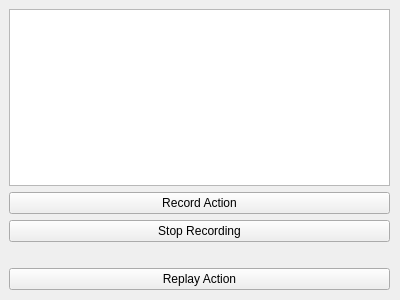
Old version of the form actionreplay_app/ui/action_replay.ui in the repository cemtaylor/actionreplay.
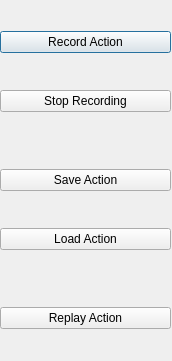
New version of the form.

Commit message: * Removed empty tests dir * Updated UI to allow basic save/load functionality

```diff
--- a/actionreplay_app/ui/action_replay.ui
+++ b/actionreplay_app/ui/action_replay.ui
@@ -6,8 +6,8 @@
    <rect>
     <x>0</x>
     <y>0</y>
-    <width>400</width>
-    <height>300</height>
+    <width>172</width>
+    <height>361</height>
    </rect>
   </property>
   <property name="mouseTracking">
@@ -19,13 +19,49 @@
   <widget class="QWidget" name="gridLayoutWidget">
    <property name="geometry">
     <rect>
-     <x>9</x>
-     <y>9</y>
-     <width>381</width>
-     <height>281</height>
+     <x>0</x>
+     <y>0</y>
+     <width>171</width>
+     <height>361</height>
     </rect>
    </property>
    <layout class="QGridLayout" name="gridLayout">
+    <item row="4" column="0">
+     <spacer name="horizontalSpacer">
+      <property name="orientation">
+       <enum>Qt::Horizontal</enum>
+      </property>
+      <property name="sizeHint" stdset="0">
+       <size>
+        <width>40</width>
+        <height>20</height>
+       </size>
+      </property>
+     </spacer>
+    </item>
+    <item row="8" column="0">
+     <widget class="QPushButton" name="replay_action">
+      <property name="text">
+       <string>Replay Action</string>
+      </property>
+     </widget>
+    </item>
+    <item row="1" column="0">
+     <widget class="QPushButton" name="start_recording">
+      <property name="text">
+       <string>Record Action</string>
+      </property>
+      <property name="autoDefault">
+       <bool>true</bool>
+      </property>
+      <property name="default">
+       <bool>true</bool>
+      </property>
+      <property name="flat">
+       <bool>false</bool>
+      </property>
+     </widget>
+    </item>
     <item row="3" column="0">
      <widget class="QPushButton" name="stop_recording">
       <property name="text">
@@ -33,25 +69,22 @@
       </property>
      </widget>
     </item>
-    <item row="0" column="0">
-     <widget class="QTextBrowser" name="console_output"/>
-    </item>
-    <item row="2" column="0">
-     <widget class="QPushButton" name="start_recording">
+    <item row="6" column="0">
+     <widget class="QPushButton" name="load_action">
       <property name="text">
-       <string>Record Action</string>
+       <string>Load Action</string>
       </property>
      </widget>
     </item>
     <item row="5" column="0">
-     <widget class="QPushButton" name="replay_action">
+     <widget class="QPushButton" name="save_action">
       <property name="text">
-       <string>Replay Action</string>
+       <string>Save Action</string>
       </property>
      </widget>
     </item>
-    <item row="4" column="0">
-     <spacer name="horizontalSpacer">
+    <item row="7" column="0">
+     <spacer name="horizontalSpacer_2">
       <property name="orientation">
        <enum>Qt::Horizontal</enum>
       </property>
```
The commit also changes 4 other files.
